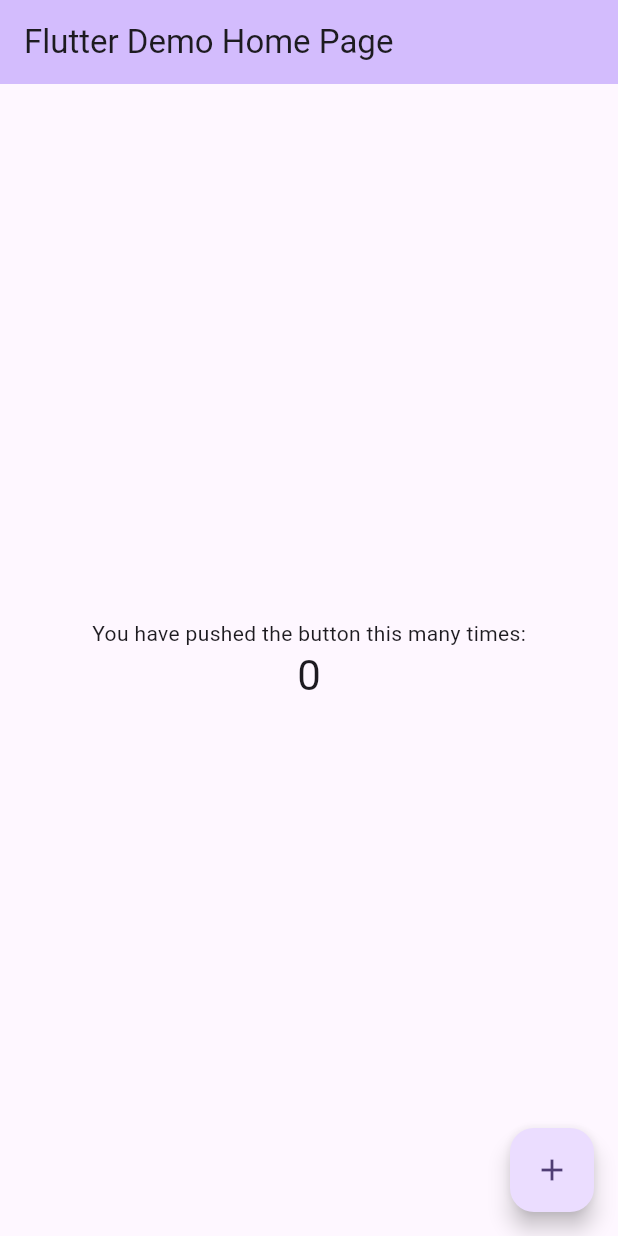
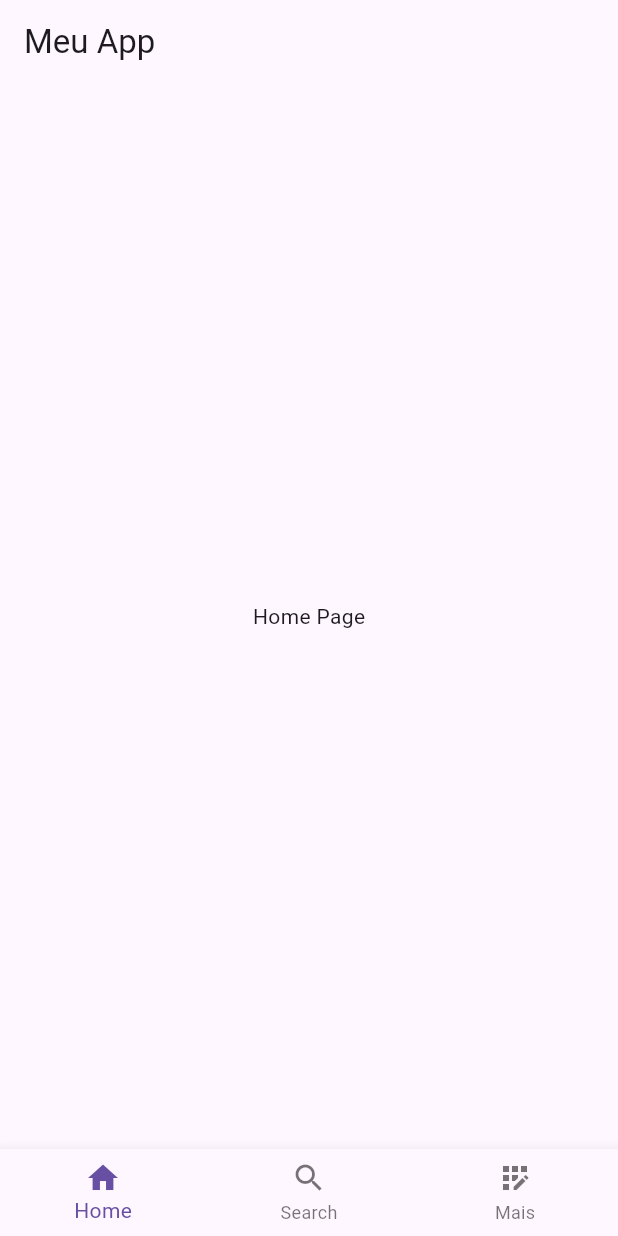
Before and after one commit to Diego-Cortes-EM/ControleDeConta, a Flutter app: the screen it shows after launch, on a phone screen of 412 x 824 dp. Run offline on Flutter 3.47's test engine with Material 3 defaults, Android fonts, the phone set to English and light mode, and no system bars.

```diff
--- a/src/lib/main.dart
+++ b/src/lib/main.dart
@@ -1,125 +1,82 @@
 import 'package:flutter/material.dart';
+import 'package:src/mais.dart';
 
 void main() {
-  runApp(const MyApp());
+  runApp(MyApp());
 }
 
 class MyApp extends StatelessWidget {
-  const MyApp({super.key});
-
-  // This widget is the root of your application.
   @override
   Widget build(BuildContext context) {
     return MaterialApp(
       title: 'Flutter Demo',
       theme: ThemeData(
-        // This is the theme of your application.
-        //
-        // TRY THIS: Try running your application with "flutter run". You'll see
-        // the application has a purple toolbar. Then, without quitting the app,
-        // try changing the seedColor in the colorScheme below to Colors.green
-        // and then invoke "hot reload" (save your changes or press the "hot
-        // reload" button in a Flutter-supported IDE, or press "r" if you used
-        // the command line to start the app).
-        //
-        // Notice that the counter didn't reset back to zero; the application
-        // state is not lost during the reload. To reset the state, use hot
-        // restart instead.
-        //
-        // This works for code too, not just values: Most code changes can be
-        // tested with just a hot reload.
-        colorScheme: ColorScheme.fromSeed(seedColor: Colors.deepPurple),
-        useMaterial3: true,
+        primarySwatch: Colors.blue,
       ),
-      home: const MyHomePage(title: 'Flutter Demo Home Page'),
+      home: MyHomePage(),
     );
   }
 }
 
 class MyHomePage extends StatefulWidget {
-  const MyHomePage({super.key, required this.title});
-
-  // This widget is the home page of your application. It is stateful, meaning
-  // that it has a State object (defined below) that contains fields that affect
-  // how it looks.
-
-  // This class is the configuration for the state. It holds the values (in this
-  // case the title) provided by the parent (in this case the App widget) and
-  // used by the build method of the State. Fields in a Widget subclass are
-  // always marked "final".
-
-  final String title;
-
   @override
-  State<MyHomePage> createState() => _MyHomePageState();
+  _MyHomePageState createState() => _MyHomePageState();
 }
 
 class _MyHomePageState extends State<MyHomePage> {
-  int _counter = 0;
+  int _currentIndex = 0;
 
-  void _incrementCounter() {
+  final List<Widget> _children = [HomePage(), SearchPage(), Mais()];
+
+  void onTabTapped(int index) {
     setState(() {
-      // This call to setState tells the Flutter framework that something has
-      // changed in this State, which causes it to rerun the build method below
-      // so that the display can reflect the updated values. If we changed
-      // _counter without calling setState(), then the build method would not be
-      // called again, and so nothing would appear to happen.
-      _counter++;
+      _currentIndex = index;
     });
   }
 
   @override
   Widget build(BuildContext context) {
-    // This method is rerun every time setState is called, for instance as done
-    // by the _incrementCounter method above.
-    //
-    // The Flutter framework has been optimized to make rerunning build methods
-    // fast, so that you can just rebuild anything that needs updating rather
-    // than having to individually change instances of widgets.
     return Scaffold(
-      appBar: AppBar(
-        // TRY THIS: Try changing the color here to a specific color (to
-        // Colors.amber, perhaps?) and trigger a hot reload to see the AppBar
-        // change color while the other colors stay the same.
-        backgroundColor: Theme.of(context).colorScheme.inversePrimary,
-        // Here we take the value from the MyHomePage object that was created by
-        // the App.build method, and use it to set our appbar title.
-        title: Text(widget.title),
+      body: _children[_currentIndex],
+      bottomNavigationBar: BottomNavigationBar(
+        onTap: onTabTapped,
+        currentIndex: _currentIndex,
+        items: const [
+          BottomNavigationBarItem(
+            icon: Icon(Icons.home),
+            label: 'Home',
+          ),
+          BottomNavigationBarItem(
+            icon: Icon(Icons.search),
+            label: 'Search',
+          ),
+          BottomNavigationBarItem(
+            icon: Icon(Icons.app_registration_outlined),
+            label: 'Mais',
+          ),
+        ],
       ),
-      body: Center(
-        // Center is a layout widget. It takes a single child and positions it
-        // in the middle of the parent.
-        child: Column(
-          // Column is also a layout widget. It takes a list of children and
-          // arranges them vertically. By default, it sizes itself to fit its
-          // children horizontally, and tries to be as tall as its parent.
-          //
-          // Column has various properties to control how it sizes itself and
-          // how it positions its children. Here we use mainAxisAlignment to
-          // center the children vertically; the main axis here is the vertical
-          // axis because Columns are vertical (the cross axis would be
-          // horizontal).
-          //
-          // TRY THIS: Invoke "debug painting" (choose the "Toggle Debug Paint"
-          // action in the IDE, or press "p" in the console), to see the
-          // wireframe for each widget.
-          mainAxisAlignment: MainAxisAlignment.center,
-          children: <Widget>[
-            const Text(
-              'You have pushed the button this many times:',
-            ),
-            Text(
-              '$_counter',
-              style: Theme.of(context).textTheme.headlineMedium,
-            ),
-          ],
-        ),
-      ),
-      floatingActionButton: FloatingActionButton(
-        onPressed: _incrementCounter,
-        tooltip: 'Increment',
-        child: const Icon(Icons.add),
-      ), // This trailing comma makes auto-formatting nicer for build methods.
     );
   }
 }
+
+class HomePage extends StatelessWidget {
+  @override
+  Widget build(BuildContext context) {
+    return Scaffold(
+      appBar: AppBar(
+        title: Text('Meu App'),
+      ),
+      body: const Center(child: Text('Home Page')),
+    );
+  }
+}
+
+class SearchPage extends StatelessWidget {
+  @override
+  Widget build(BuildContext context) {
+    return Center(
+      child: Text('Search Page'),
+    );
+  }
+}
--- a/src/pubspec.yaml
+++ b/src/pubspec.yaml
@@ -34,7 +34,7 @@ dependencies:
 
   # The following adds the Cupertino Icons font to your application.
   # Use with the CupertinoIcons class for iOS style icons.
-  cupertino_icons: ^1.0.6
+  cupertino_icons: ^1.0.8
 
 dev_dependencies:
   flutter_test:
```
Also changed, not shown: src/lib/adicionarConta.dart (added, +9 -0 lines), src/lib/contas.dart (added, +268 -0 lines), src/lib/mais.dart (added, +88 -0 lines), src/lib/model/contasModel.dart (added, +13 -0 lines), 1 other file.
